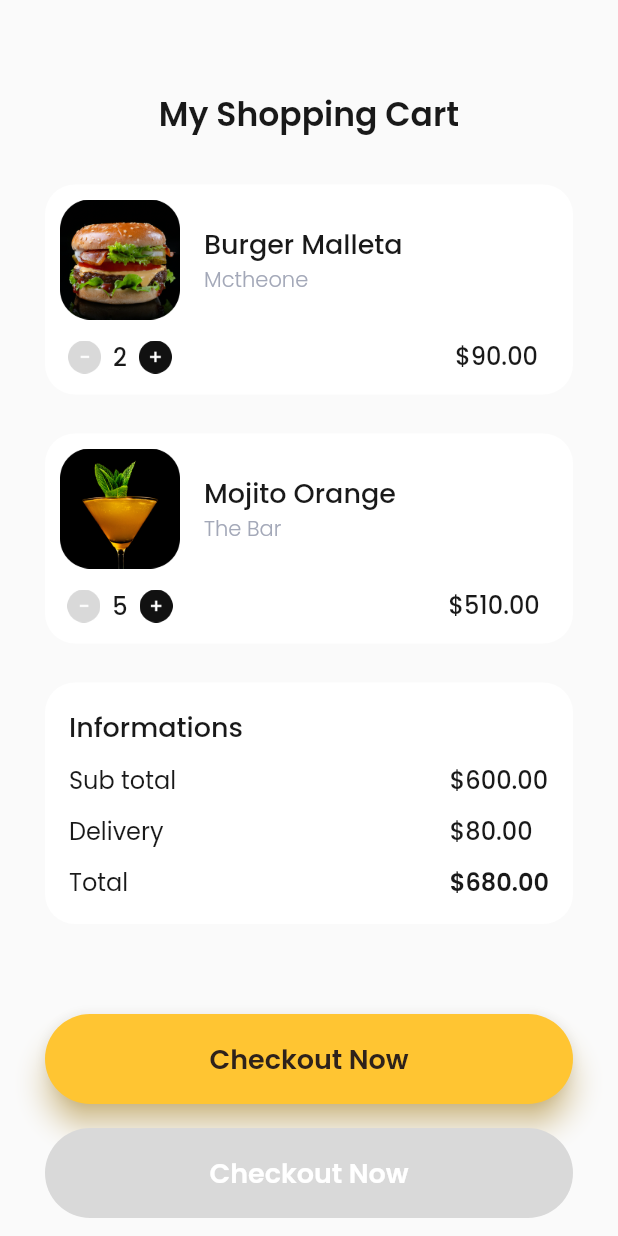
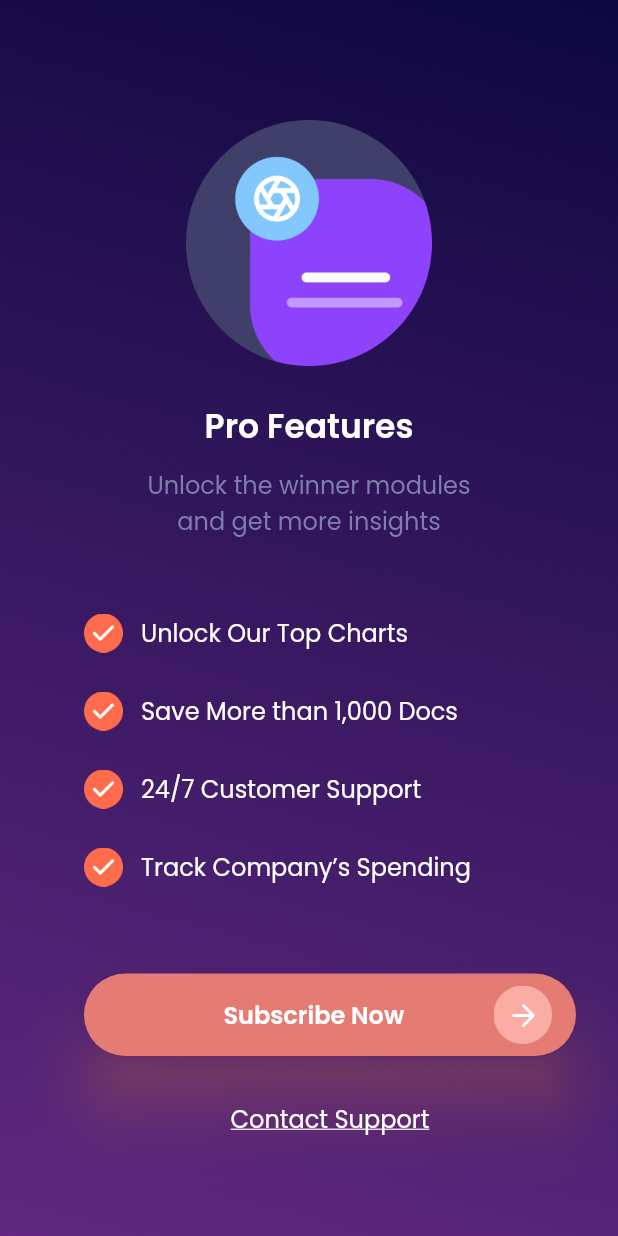
Before and after one commit to irmanyazid/sevendays, a Flutter app: the screen it shows after launch, on a phone screen of 412 x 824 dp. Run offline on Flutter 3.47's test engine with Material 2 defaults, Android fonts, the phone set to English and light mode, and no system bars; our stand-ins replace google_fonts.

Commit message:
update main and add second_pricing page and slicing figma

```diff
--- a/lib/main.dart
+++ b/lib/main.dart
@@ -1,4 +1,4 @@
-import 'package:day1_splash_screen/pages/first_random.dart';
+import 'package:day1_splash_screen/pages/second_pricing.dart';
 import 'package:flutter/material.dart';
 
 void main() => runApp(const SevenDays());
@@ -10,7 +10,7 @@ class SevenDays extends StatelessWidget {
   Widget build(BuildContext context) {
     return const MaterialApp(
       debugShowCheckedModeBanner: false,
-      home: FirstRandom(),
+      home: SecondPricing(),
     );
   }
 }
--- /dev/null
+++ b/lib/pages/second_pricing.dart
@@ -0,0 +1,190 @@
+import 'package:flutter/material.dart';
+import 'package:google_fonts/google_fonts.dart';
+
+class SecondPricing extends StatelessWidget {
+  const SecondPricing({super.key});
+
+  @override
+  Widget build(BuildContext context) {
+    return Scaffold(
+      body: Stack(
+        children: [
+          Container(
+            decoration: const BoxDecoration(
+              image: DecorationImage(
+                image: AssetImage('assets/linier_background.png'),
+                fit: BoxFit.cover,
+              ),
+            ),
+          ),
+          SingleChildScrollView(
+            child: Padding(
+              padding: const EdgeInsets.only(
+                top: 80,
+                left: 28,
+                right: 28,
+              ),
+              child: Column(
+                children: [
+                  Center(
+                    child: Image.asset(
+                      'assets/pricing_illustration.png',
+                      width: 164,
+                    ),
+                  ),
+                  const SizedBox(height: 24),
+                  Text(
+                    'Pro Features',
+                    style: GoogleFonts.poppins(
+                      color: const Color(0xffFFFFFF),
+                      fontSize: 22,
+                      fontWeight: FontWeight.w600,
+                    ),
+                  ),
+                  const SizedBox(height: 10),
+                  Text(
+                    'Unlock the winner modules \nand get more insights',
+                    style: GoogleFonts.poppins(
+                      color: const Color(0xff7F7FAD),
+                      fontSize: 16,
+                    ),
+                    textAlign: TextAlign.center,
+                  ),
+                  Padding(
+                    padding: const EdgeInsets.only(
+                      top: 50,
+                      left: 28,
+                    ),
+                    child: Column(
+                      children: [
+                        Row(
+                          children: [
+                            Image.asset(
+                              'assets/orange_check.png',
+                              width: 26,
+                            ),
+                            const SizedBox(width: 12),
+                            Text(
+                              'Unlock Our Top Charts',
+                              style: GoogleFonts.poppins(
+                                color: const Color(0xffFFFFFF),
+                                fontSize: 16,
+                              ),
+                            ),
+                          ],
+                        ),
+                        const SizedBox(height: 26),
+                        Row(
+                          children: [
+                            Image.asset(
+                              'assets/orange_check.png',
+                              width: 26,
+                            ),
+                            const SizedBox(width: 12),
+                            Text(
+                              'Save More than 1,000 Docs',
+                              style: GoogleFonts.poppins(
+                                color: const Color(0xffFFFFFF),
+                                fontSize: 16,
+                              ),
+                            ),
+                          ],
+                        ),
+                        const SizedBox(height: 26),
+                        Row(
+                          children: [
+                            Image.asset(
+                              'assets/orange_check.png',
+                              width: 26,
+                            ),
+                            const SizedBox(width: 12),
+                            Text(
+                              '24/7 Customer Support',
+                              style: GoogleFonts.poppins(
+                                color: const Color(0xffFFFFFF),
+                                fontSize: 16,
+                              ),
+                            ),
+                          ],
+                        ),
+                        const SizedBox(height: 26),
+                        Row(
+                          children: [
+                            Image.asset(
+                              'assets/orange_check.png',
+                              width: 26,
+                            ),
+                            const SizedBox(width: 12),
+                            Text(
+                              'Track Company’s Spending',
+                              style: GoogleFonts.poppins(
+                                color: const Color(0xffFFFFFF),
+                                fontSize: 16,
+                              ),
+                            ),
+                          ],
+                        ),
+                        const SizedBox(height: 58),
+                        Container(
+                          width: double.infinity,
+                          height: 55,
+                          margin: const EdgeInsets.only(
+                            bottom: 30,
+                          ),
+                          child: TextButton(
+                            style: TextButton.styleFrom(
+                              backgroundColor: const Color(0xffE57C73),
+                              shadowColor: const Color(0xffE57C73),
+                              elevation: 20,
+                              shape: RoundedRectangleBorder(
+                                borderRadius: BorderRadius.circular(31),
+                              ),
+                            ),
+                            onPressed: () {},
+                            child: Padding(
+                              padding: const EdgeInsets.only(
+                                left: 85,
+                                right: 7,
+                              ),
+                              child: Row(
+                                mainAxisAlignment:
+                                    MainAxisAlignment.spaceBetween,
+                                children: [
+                                  Text(
+                                    'Subscribe Now',
+                                    style: GoogleFonts.poppins(
+                                      color: Colors.white,
+                                      fontSize: 16,
+                                      fontWeight: FontWeight.w600,
+                                    ),
+                                  ),
+                                  Image.asset(
+                                    'assets/button_arrow.png',
+                                    width: 41,
+                                  ),
+                                ],
+                              ),
+                            ),
+                          ),
+                        ),
+                        // const SizedBox(height: 30),
+                        Text(
+                          'Contact Support',
+                          style: GoogleFonts.poppins(
+                            color: Colors.white,
+                            fontSize: 16,
+                            decoration: TextDecoration.underline,
+                          ),
+                        ),
+                      ],
+                    ),
+                  ),
+                ],
+              ),
+            ),
+          ),
+        ],
+      ),
+    );
+  }
+}
```
